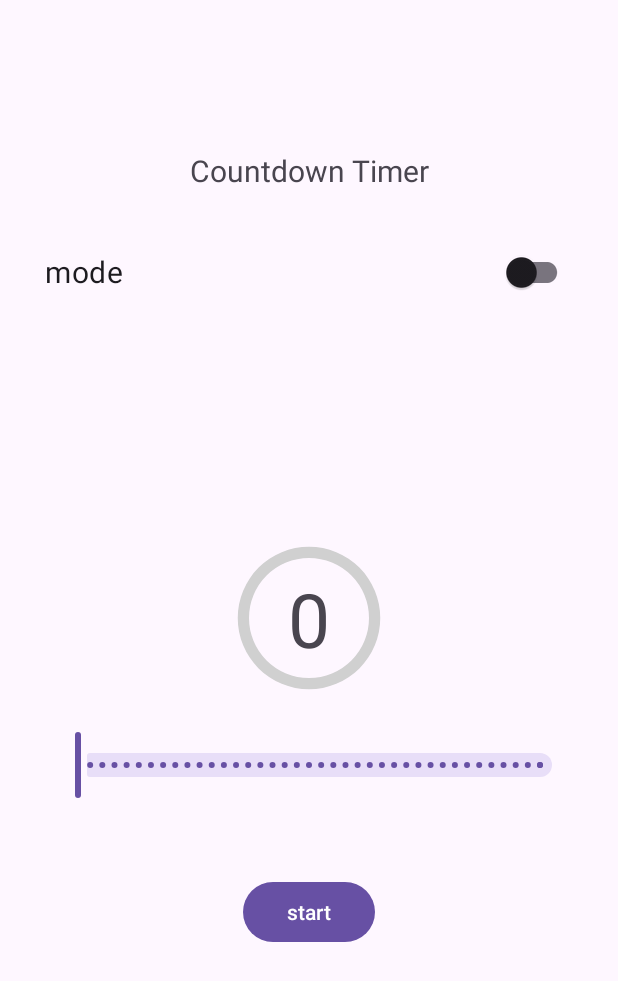
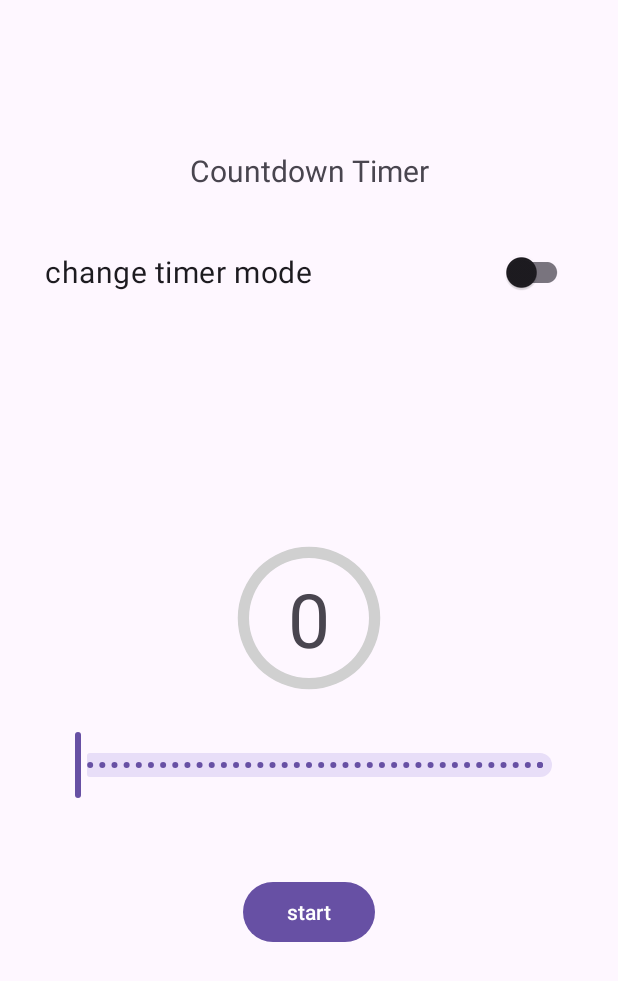
Before and after one commit to Astarog199/timer, an Android app: the layout activity_main.xml on its own in the app's theme, with its tools: preview values and no code run, on a phone screen of 412 x 824 dp. Shown: the top 981 px of the screen. Run offline under Robolectric (Android 15) with nearby library versions, the phone set to English and light mode, and no system bars.

Commit message:
update: Timer

```diff
--- a/app/src/main/java/com/example/timer/stop.kt
+++ /dev/null
@@ -1,5 +0,0 @@
-package com.example.timer
-
-interface stop {
-    fun stop()
-}
--- a/app/src/main/res/layout/activity_main.xml
+++ b/app/src/main/res/layout/activity_main.xml
@@ -27,7 +27,7 @@
         app:layout_constraintEnd_toEndOf="parent"
         app:layout_constraintStart_toStartOf="parent"
         app:layout_constraintTop_toBottomOf="@+id/title"
-        android:text="mode"
+        android:text="@string/mode"
         android:textSize="20sp"
         />
 
@@ -88,7 +88,7 @@
         android:id="@+id/stop"
         android:layout_width="wrap_content"
         android:layout_height="wrap_content"
-        android:text="stop"
+        android:text="@string/reset"
         android:visibility="invisible"
         android:layout_marginTop="10dp"
         app:layout_constraintEnd_toEndOf="parent"
--- a/app/src/main/res/values/strings.xml
+++ b/app/src/main/res/values/strings.xml
@@ -2,4 +2,6 @@
     <string name="app_name">Timer</string>
     <string name="start">start</string>
     <string name="countdown_timer">Countdown Timer</string>
+    <string name="reset">reset</string>
+    <string name="mode" translatable="false">change timer mode</string>
 </resources>
```
Also changed, not shown: app/src/main/java/com/example/timer/MainActivity.kt (+10 -8 lines), app/src/main/java/com/example/timer/Timer.kt (+24 -17 lines), 1 other file.
